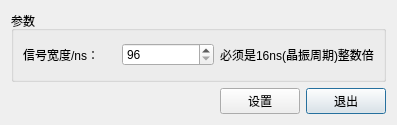
The window that signalwidthsetting.ui (MrXiaomao/HardXrayCamera) describes before a commit, drawn with Qt 5.
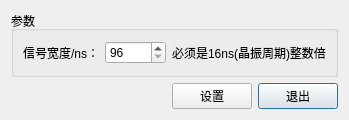
The same window after the commit.

```diff
--- a/signalwidthsetting.ui
+++ b/signalwidthsetting.ui
@@ -6,8 +6,8 @@
    <rect>
     <x>0</x>
     <y>0</y>
-    <width>397</width>
-    <height>125</height>
+    <width>266</width>
+    <height>120</height>
    </rect>
   </property>
   <property name="windowTitle">
```
